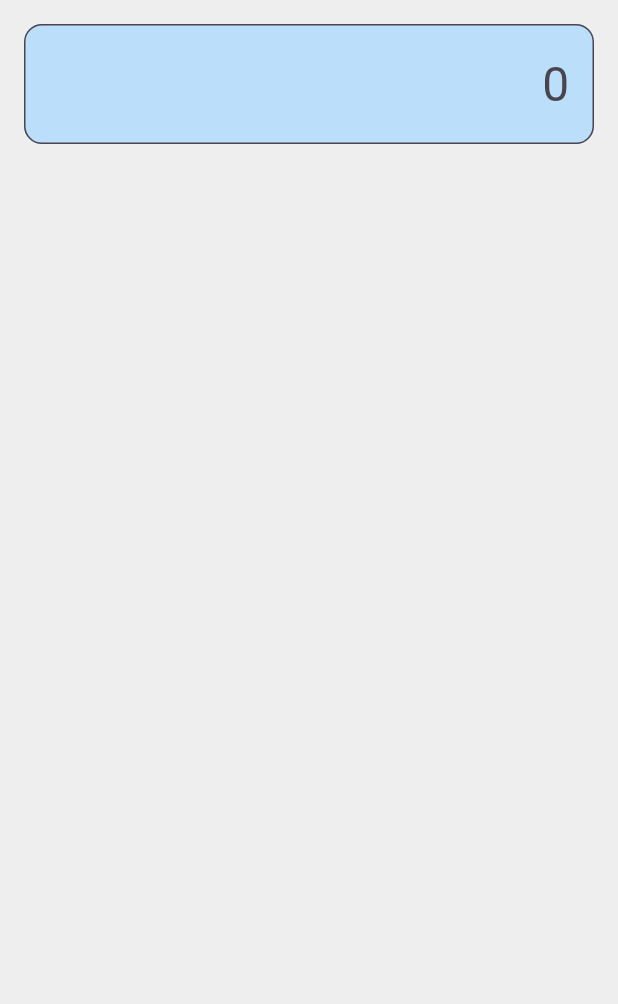
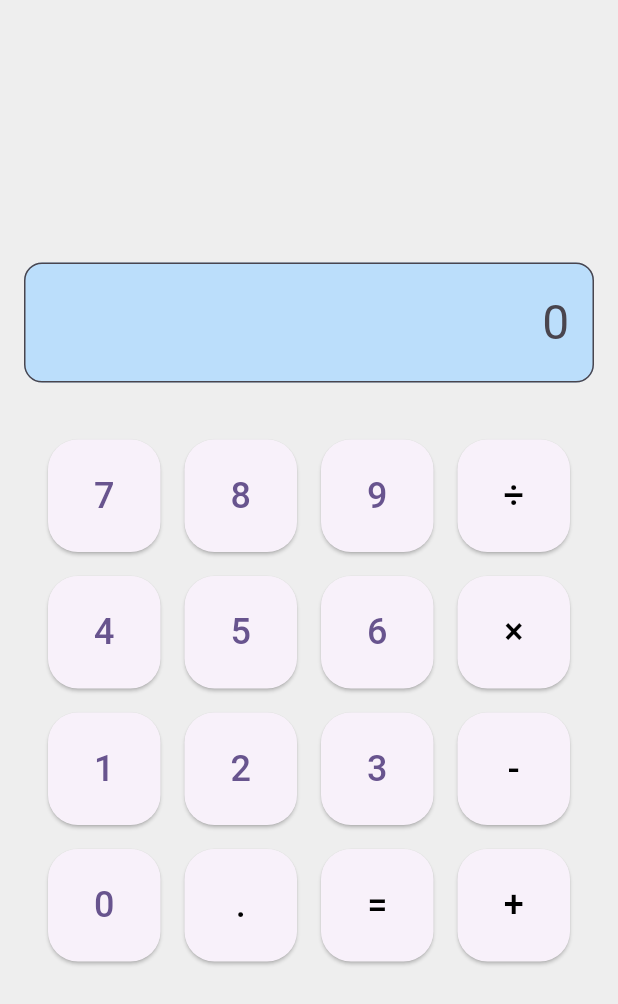
Before and after one commit to serrabruna/calculadoraflutter, a Flutter app: the screen it shows after launch, on a phone screen of 412 x 824 dp. Shown: the top 1004 px of the screen. Run offline on Flutter 3.47's test engine with Material 3 defaults, Android fonts, the phone set to English and light mode, and no system bars.

Commit message:
alinhamento de botões e textfield

```diff
--- a/lib/pages/calculadora_page.dart
+++ b/lib/pages/calculadora_page.dart
@@ -1,3 +1,4 @@
+import 'package:calculadoraflutter/widgets/botoes.dart';
 import 'package:flutter/material.dart';
 
 class CalculadoraPage extends StatefulWidget {
@@ -12,11 +13,15 @@ class _CalculadoraPageState extends State<CalculadoraPage> {
   Widget build(BuildContext context) {
     return Scaffold(
       backgroundColor: Colors.grey[200],
-      body: SafeArea(
+      body:
+      Column(
+        mainAxisAlignment: MainAxisAlignment.center,
+        children: [
+          SafeArea(
             child: Column(
               children: [
                 Padding(
-              padding: const EdgeInsets.all(16.0),
+                  padding: const EdgeInsets.only(left: 16, right: 16),
                   child: TextField(
                     textAlign: TextAlign.right,
                     style: const TextStyle(fontSize: 32),
@@ -31,8 +36,12 @@ class _CalculadoraPageState extends State<CalculadoraPage> {
                     ),
                   ),
                 ),
+                SizedBox(height: 30),
+                Botoes(),
               ],
             ),
+          ),
+        ],
       ),
     );
   }
--- a/lib/widgets/botoes.dart
+++ b/lib/widgets/botoes.dart
@@ -5,13 +5,7 @@ class Botoes extends StatelessWidget {
 
   @override
   Widget build(BuildContext context) {
-    return Scaffold(
-      appBar: AppBar(
-        backgroundColor: Theme.of(context).colorScheme.inversePrimary,
-        title: Text("Botoes"),
-      ),
-      body: Center(
-        child: Column(
+    return Column(
           children: [
             Row(
               mainAxisAlignment: MainAxisAlignment.center,
@@ -50,9 +44,7 @@ class Botoes extends StatelessWidget {
               ],
             ),
           ],
-        ),
-      ),
-    );
+        );
   }
 
   Widget _botaoNumero(String numero, VoidCallback onPressed) {
@@ -60,7 +52,7 @@ class Botoes extends StatelessWidget {
       padding: const EdgeInsets.all(8),
       child: ElevatedButton(
         style: ElevatedButton.styleFrom(
-          minimumSize: Size(85, 85),
+          minimumSize: Size(75, 75),
           shape: RoundedRectangleBorder(
             borderRadius: BorderRadius.circular(20),
           ),
@@ -76,7 +68,7 @@ class Botoes extends StatelessWidget {
       padding: const EdgeInsets.all(8),
       child: ElevatedButton(
         style: ElevatedButton.styleFrom(
-          minimumSize: Size(85, 85),
+          minimumSize: Size(75, 75),
           shape: RoundedRectangleBorder(
             borderRadius: BorderRadius.circular(20),
           ),
```
Also changed, not shown: 1 other file. Lines whose indentation alone changed are shown as unchanged.
